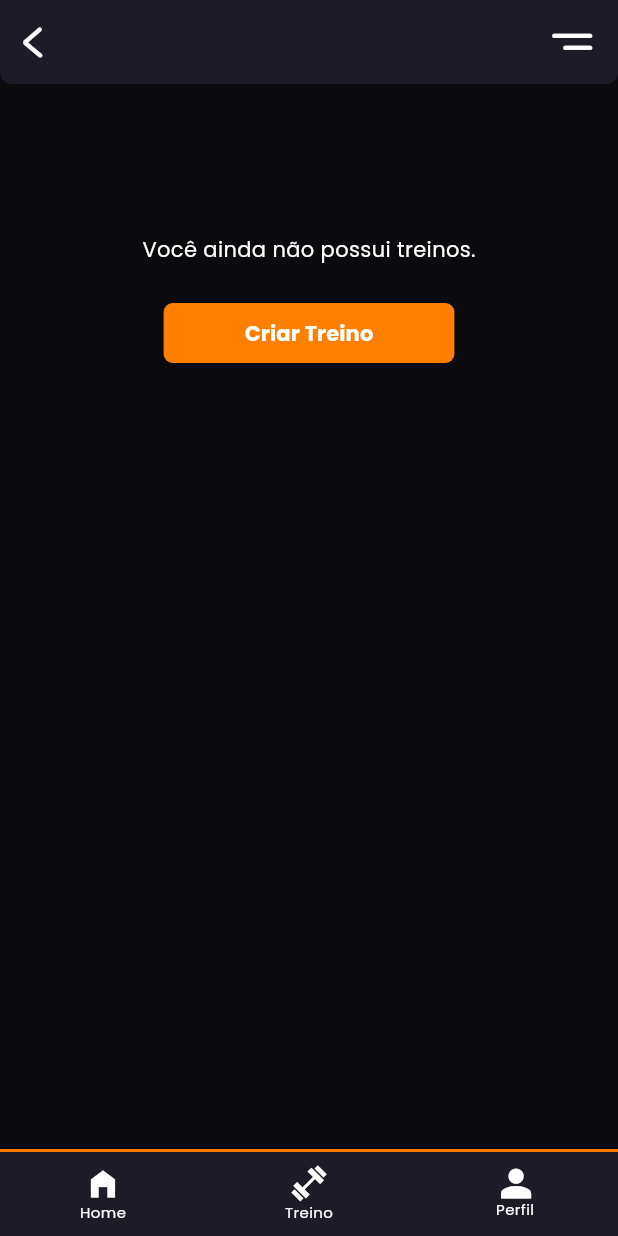
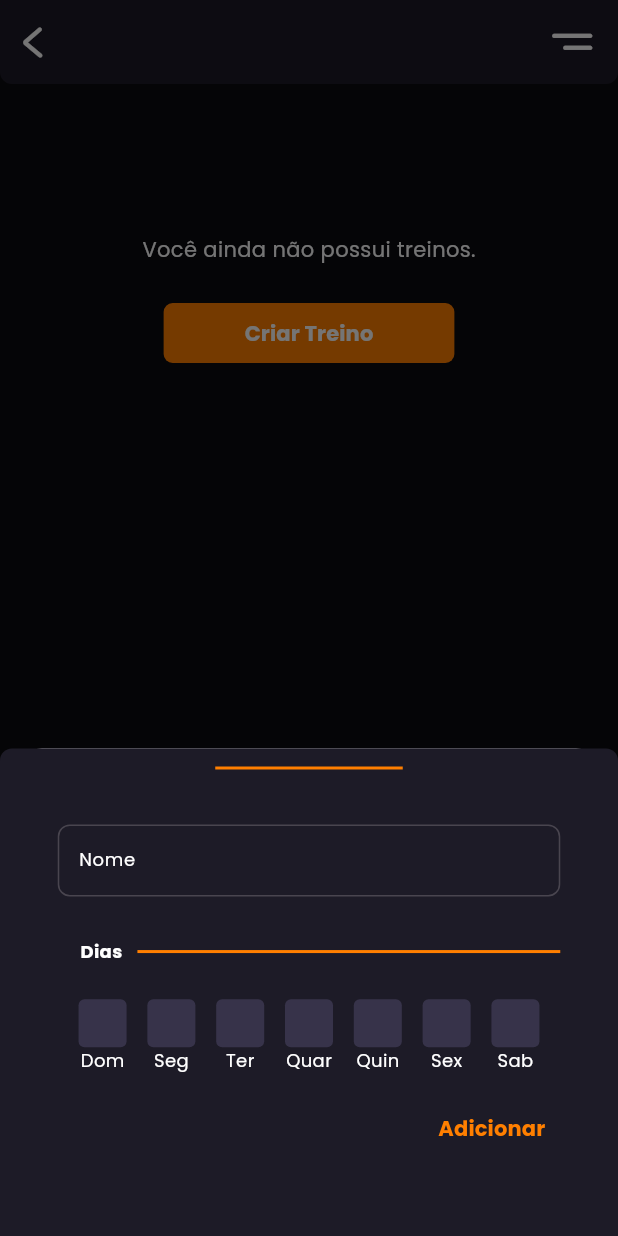
Before and after one commit to mikael-st/trainin_app, a Flutter app: the screen it shows after launch, after a tap on "Criar Treino", on a phone screen of 412 x 824 dp. Run offline on Flutter 3.47's test engine with Material 3 defaults, Android fonts, the phone set to English and light mode, and no system bars; our stand-ins replace google_fonts.

Commit message:
feat: created NoTraining state, of TrainingPage, created modal to create a new training

```diff
--- a/lib/components/button.dart
+++ b/lib/components/button.dart
@@ -4,13 +4,13 @@ import 'package:train_in/assets/palette.dart';
 class Button extends StatelessWidget {
   final String content;
   final EdgeInsets padding;
-  final Function callback;
+  final Function() callback;
   const Button({super.key, required this.content, required this.padding, required this.callback});
 
   @override
   Widget build(BuildContext context) {
     return ElevatedButton(
-      onPressed: (){},
+      onPressed: callback,
       style: ElevatedButton.styleFrom(
         shape: RoundedRectangleBorder(
           borderRadius: BorderRadius.circular(6),
--- /dev/null
+++ b/lib/components/check_day.dart
@@ -0,0 +1,39 @@
+import 'package:flutter/material.dart';
+import 'package:train_in/assets/palette.dart';
+
+class CheckDay extends StatefulWidget {
+  final String label;
+  const CheckDay({super.key, required this.label});
+
+  @override
+  State<CheckDay> createState() => _CheckDayState();
+}
+
+class _CheckDayState extends State<CheckDay> {
+  bool _isChecked = false;
+
+  @override
+  Widget build(BuildContext context) {
+    return Column(
+      children: [
+        _checkbox(),
+        Text(widget.label, style: TextStyle(color: Palette.white, fontSize: 12),)
+      ],
+    );
+  }
+
+  Widget _checkbox() {
+    return InkWell(
+      onTap: () => setState(() {
+        _isChecked = !_isChecked;
+      }),
+      child: Container(
+        width: 32, height: 32,
+        decoration: BoxDecoration(
+          color: _isChecked ? Palette.yellow : Palette.details,
+          borderRadius: BorderRadius.circular(4)
+        ),
+      ),
+    );
+  }
+}
--- a/lib/components/modals/create_training.dart
+++ b/lib/components/modals/create_training.dart
@@ -1,10 +1,85 @@
 import 'package:flutter/material.dart';
+import 'package:flutter/widgets.dart';
+import 'package:train_in/assets/palette.dart';
+import 'package:train_in/components/area_label.dart';
+import 'package:train_in/components/check_day.dart';
 
-class CreateTraining extends StatelessWidget {
-  const CreateTraining({super.key});
+// ignore: must_be_immutable
+class CreateTraining extends StatefulWidget {
+  CreateTraining({super.key});
+
+  @override
+  State<CreateTraining> createState() => _CreateTrainingState();
+}
+
+class _CreateTrainingState extends State<CreateTraining> {
+  List<String> days = ['Dom', 'Seg', 'Ter', 'Quar', 'Quin', 'Sex', 'Sab'];
 
   @override
   Widget build(BuildContext context) {
-    return Container();
+    return Container(
+      height: 325,
+      width: double.infinity,
+      decoration: BoxDecoration(
+        color: Palette.items,
+        borderRadius: BorderRadius.only(topLeft: Radius.circular(8), topRight: Radius.circular(8))
+      ),
+      child: Column(
+        children: [
+          Container(
+            width: 125,
+            height: 2,
+            margin: EdgeInsets.only(top: 12, bottom: 30),
+            color: Palette.yellow,
+          ),
+          _form()
+        ]
+      ),
+    );
+  }
+
+  Widget _form() {
+    return Container(
+      height: 240,
+      width: 335,
+      child: Column(
+        crossAxisAlignment: CrossAxisAlignment.end,
+        mainAxisAlignment: MainAxisAlignment.spaceAround,
+        children: [
+          TextField(
+            decoration: InputDecoration(
+              contentPadding: EdgeInsets.only(left: 10),
+              hintText: 'Nome',
+              hintStyle: TextStyle(color: Palette.white, fontSize: 12),
+              filled: true,
+              fillColor: Palette.transparent,
+              focusColor: Palette.yellow,
+              border: OutlineInputBorder(borderRadius: BorderRadius.circular(8))
+            ),
+            style: TextStyle(color: Palette.white, fontSize: 12),
+          ),
+          AreaLabel(text: 'Dias'),
+          Days(),
+          ElevatedButton(
+              onPressed: (){},
+              style: ElevatedButton.styleFrom(
+                backgroundColor: Palette.transparent,
+                elevation: 0,
+                padding: EdgeInsets.symmetric(horizontal: 10, vertical: 8),
+                shape: RoundedRectangleBorder(borderRadius: BorderRadius.circular(0))
+              ),
+              child: Text('Adicionar', style: TextStyle(color: Palette.yellow, fontWeight: FontWeight.bold)
+              )
+            )
+        ]
+      )
+    );
+  }
+
+  Widget Days() {
+    return Row(
+      mainAxisAlignment: MainAxisAlignment.spaceEvenly,
+      children: days.map((d) => CheckDay(label: d)).toList()
+    );
   }
 }
--- a/lib/main.dart
+++ b/lib/main.dart
@@ -28,7 +28,6 @@ class _AppState extends State<App> {
   @override
   Widget build(BuildContext context) {
     SystemChrome.setSystemUIOverlayStyle(SystemUiOverlayStyle(systemNavigationBarColor: Palette.items));
-    SystemChrome.setEnabledSystemUIMode(SystemUiMode.manual, overlays: [SystemUiOverlay.bottom]);
     return MaterialApp(
       theme: ThemeData(
         dividerTheme: DividerThemeData(
```
